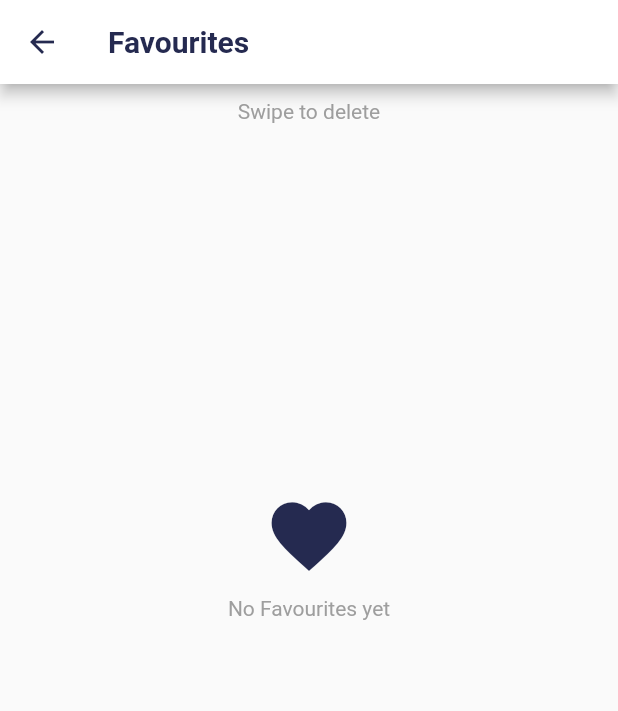
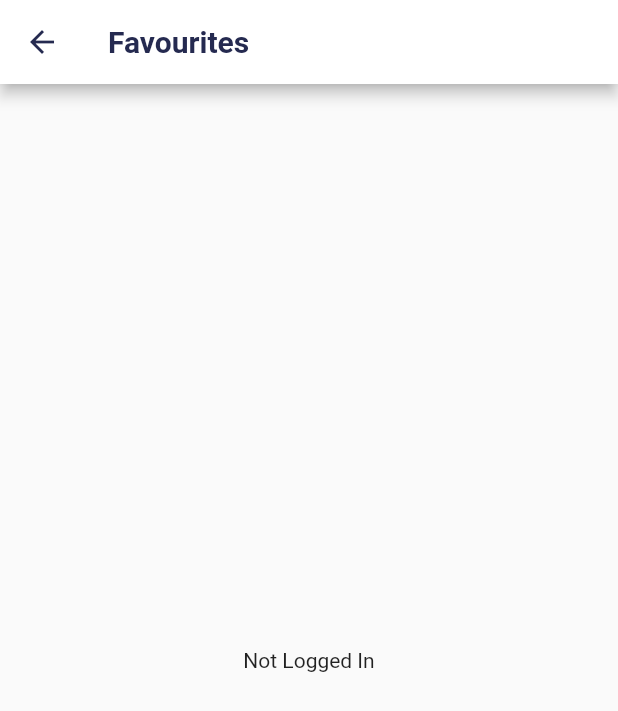
Before and after one commit to Excel-MEC/Excel-App-2020, a Flutter app: the FavouritesScreen screen opened directly, on a phone screen of 412 x 824 dp. Shown: the top 711 px of the screen. Run offline on Flutter 3.47's test engine with Material 2 defaults, Android fonts, the phone set to English and light mode, and no system bars; our stand-ins replace cached_network_image, carousel_slider, connectivity, font_awesome_flutter, google_sign_in, introduction_screen and 3 more; missing offline and left inert: searchable_dropdown; accounts and stored records are empty.

Commit message:
Favourites are shown in favourites section

```diff
--- a/lib/UI/Screens/Favourites/favourites.dart
+++ b/lib/UI/Screens/Favourites/favourites.dart
@@ -1,34 +1,36 @@
+import 'dart:convert';
+import 'dart:io';
+
+import 'package:excelapp/Models/event_card.dart';
+import 'package:excelapp/Services/API/api_config.dart';
+import 'package:excelapp/Services/API/favourites_api.dart';
 import 'package:excelapp/UI/Components/Appbar/appbar.dart';
+import 'package:excelapp/UI/Components/EventCard/event_card.dart';
 import 'package:excelapp/UI/constants.dart';
 import 'package:flutter/material.dart';
 
-class FavouritesScreen extends StatefulWidget {
-  @override
-  _FavouritesScreenState createState() => _FavouritesScreenState();
-}
-
-class _FavouritesScreenState extends State<FavouritesScreen> {
+class FavouritesScreen extends StatelessWidget {
   @override
   Widget build(BuildContext context) {
     return Scaffold(
       appBar: customappbar("Favourites"),
-      body: Column(
-        children: <Widget>[
-          Padding(
-            padding: EdgeInsets.symmetric(vertical: 10),
-            child: Center(
-              child: Text(
-                "Swipe to delete",
-                style: TextStyle(
-                  color: Colors.grey,
+      body: FutureBuilder(
+        future: FavouritesAPI.fetchFavourites(),
+        builder: (context, snapshot) {
+          // If no data
+          if (!snapshot.hasData)
+            return Center(
+              child: CircularProgressIndicator(
+                valueColor: new AlwaysStoppedAnimation<Color>(primaryColor),
               ),
-                textAlign: TextAlign.center,
-              ),
-            ),
-          ),
-          Expanded(
-            child: Center(
-              child: Container(
+            );
+          if (snapshot.data == "notLoggedIn")
+            return Center(
+              child: Text('Not Logged In'),
+            );
+          // When favourites is empty
+          if (snapshot.data.isEmpty) {
+            return Center(
               child: Column(
                 children: <Widget>[
                   SizedBox(height: MediaQuery.of(context).size.height / 3.5),
@@ -44,10 +46,18 @@ class _FavouritesScreenState extends State<FavouritesScreen> {
                   )
                 ],
               ),
-              ),
-            ),
-          ),
-        ],
+            );
+          } else {
+            // When favourites is not empty
+            List<Event> list = snapshot.data;
+            return ListView.builder(
+              itemCount: list.length,
+              itemBuilder: (BuildContext context, int index) {
+                return EventCard(list[index]);
+              },
+            );
+          }
+        },
       ),
     );
   }
```
Lines whose indentation alone changed are shown as unchanged.
